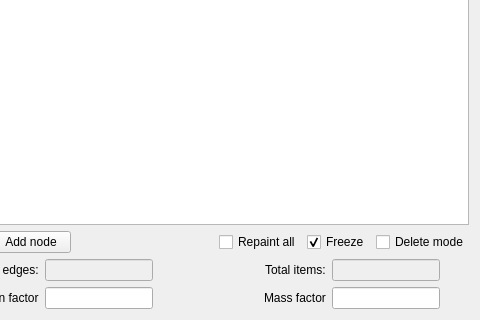
Before: the Qt Designer form Sources/App/CourseUnitViewer/courseunitviewer.ui in timattt/Cognitia-II, drawn with Qt 5; both pictures show x 395 to 875 and y 242 to 562 of the 875 by 562 pixel window.
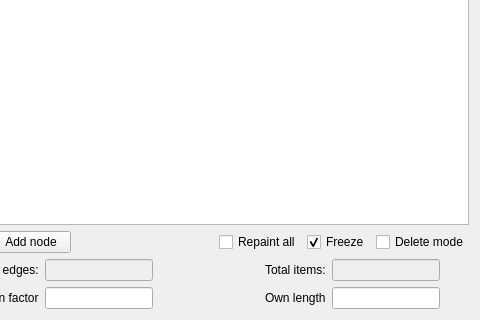
After: the same form once the commit is applied.

Patch:
```diff
--- a/Sources/App/CourseUnitViewer/courseunitviewer.ui
+++ b/Sources/App/CourseUnitViewer/courseunitviewer.ui
@@ -255,7 +255,7 @@
      <item alignment="Qt::AlignRight">
       <widget class="QLabel" name="label_6">
        <property name="text">
-        <string>Mass factor</string>
+        <string>Own length</string>
        </property>
       </widget>
      </item>
```
Left out of the diff: 2 changed lines with no effect on the pictures.
